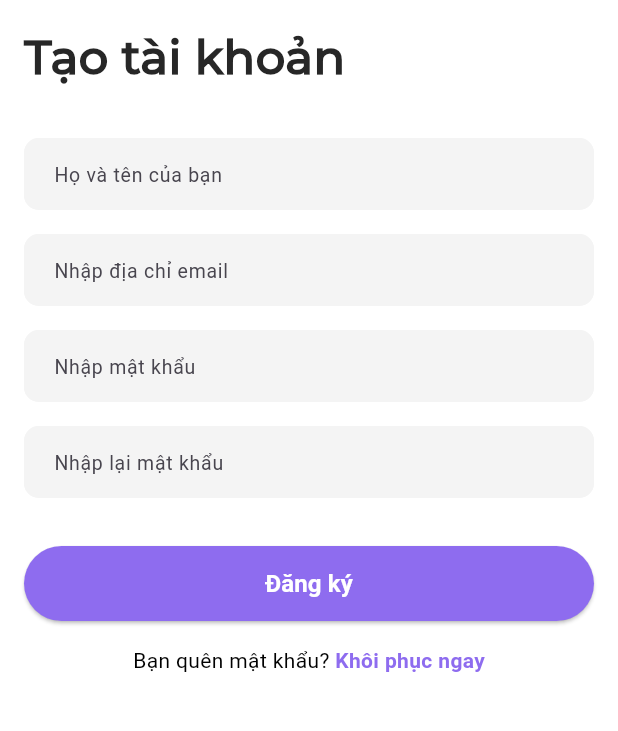
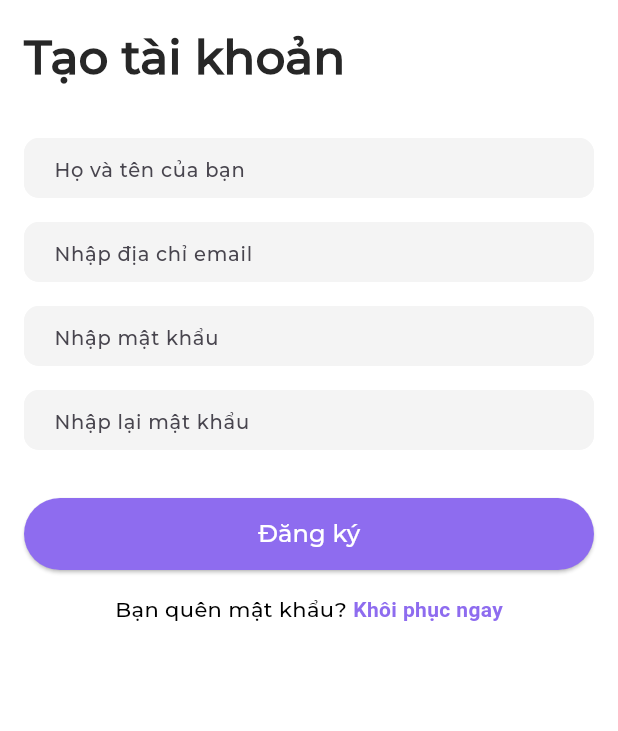
Before and after one commit to powdevlin12/ecommerce_app, a Flutter app: the screen it shows after launch, after a tap on "Bạn chưa có tài khoản?", on a phone screen of 412 x 824 dp, the part 102-833 px from its top. Run offline on Flutter 3.47's test engine with Material 3 defaults, Android fonts, the phone set to English and light mode, and no system bars; our stand-ins replace bloc, cached_network_image, dio, equatable, flutter_bloc, flutter_svg and 5 more; missing offline and left inert: dart:ffi; network calls fail; project files that could hold a hidden picture were left out.

Commit message:
style : responsive

```diff
--- a/lib/screens/auth/signup/signup.dart
+++ b/lib/screens/auth/signup/signup.dart
@@ -165,7 +165,8 @@ class _SignupState extends State<Signup> {
                   child: Text.rich(
                     TextSpan(
                       text: 'Bạn quên mật khẩu? ',
-                      style: const TextStyle(color: Colors.black),
+                      style: const TextStyle(
+                          color: Colors.black, fontFamily: 'Regular'),
                       children: [
                         TextSpan(
                           text: 'Khôi phục ngay',
--- a/lib/screens/main/home/widgets/category_home.dart
+++ b/lib/screens/main/home/widgets/category_home.dart
@@ -15,7 +15,7 @@ class CategoryHome extends StatelessWidget {
   const CategoryHome(
       {super.key, required this.listCategory, required this.status});
 
-  static double sizeItem = Responsive.scale(50);
+  static double sizeItem = Responsive.scale(56);
 
   @override
   Widget build(BuildContext context) {
--- a/lib/screens/main/my-discount/my_discount_screen.dart
+++ b/lib/screens/main/my-discount/my_discount_screen.dart
@@ -3,7 +3,6 @@ import 'package:ercomerce_app/configs/colors.dart';
 import 'package:ercomerce_app/configs/size.dart';
 import 'package:ercomerce_app/enum/status_enum.dart';
 import 'package:ercomerce_app/models/product/discount.model.dart';
-import 'package:ercomerce_app/models/service/model_result_api.dart';
 import 'package:ercomerce_app/models/service/model_result_pagination_api.dart';
 import 'package:ercomerce_app/routes/app_routes.dart';
 import 'package:ercomerce_app/screens/main/my-discount/widgets/list_my_discount.dart';
--- a/lib/screens/main/my-discount/widgets/item_my_discount.dart
+++ b/lib/screens/main/my-discount/widgets/item_my_discount.dart
@@ -99,7 +99,7 @@ class ItemMyDiscount extends StatelessWidget {
       ),
       builder: (context) {
         return Padding(
-          padding: EdgeInsets.symmetric(horizontal: Responsive.scale(0)),
+          padding: EdgeInsets.symmetric(vertical: Responsive.scale(12)),
           child: Column(
             mainAxisSize: MainAxisSize.min,
             children: [
--- a/lib/screens/main/my-discount/widgets/list_my_discount.dart
+++ b/lib/screens/main/my-discount/widgets/list_my_discount.dart
@@ -72,11 +72,12 @@ class ListMyDiscount extends StatelessWidget {
                           );
                         }
                         DiscountModel discount = listDiscount[index];
-                        if (!discount.isDelete)
+                        if (!discount.isDelete) {
                           return ItemMyDiscount(
                             discount: discount,
                             onRefresh: onRefresh,
                           );
+                        }
                         return null;
                       },
                     ),
--- a/lib/widgets/button_widget.dart
+++ b/lib/widgets/button_widget.dart
@@ -1,5 +1,6 @@
 import 'package:ercomerce_app/configs/colors.dart';
 import 'package:ercomerce_app/utils/convert_color.dart';
+import 'package:ercomerce_app/utils/responsive.dart';
 import 'package:flutter/material.dart';
 
 class ButtonWidget extends StatelessWidget {
@@ -8,7 +9,7 @@ class ButtonWidget extends StatelessWidget {
   final Color? backgroundColor;
   final Color? textColor;
   final double? borderRadius;
-  final double? height;
+  final int? height;
   final double? width;
   final TextStyle? textStyle;
   final bool? isLoading;
@@ -20,8 +21,8 @@ class ButtonWidget extends StatelessWidget {
       required this.onPressed,
       this.backgroundColor,
       this.textColor = Colors.white,
-      this.borderRadius = 32.0,
-      this.height = 50.0,
+      this.borderRadius,
+      this.height,
       this.width = double.infinity,
       this.textStyle,
       this.isLoading = false,
@@ -29,15 +30,17 @@ class ButtonWidget extends StatelessWidget {
 
   @override
   Widget build(BuildContext context) {
+    Responsive.init(context);
     return SizedBox(
-      height: height,
+      height: Responsive.scale(height ?? 50),
       width: width,
       child: ElevatedButton(
         onPressed: onPressed,
         style: ElevatedButton.styleFrom(
           backgroundColor: (backgroundColor ?? primaryColor),
           shape: RoundedRectangleBorder(
-            borderRadius: BorderRadius.circular(borderRadius!),
+            borderRadius:
+                BorderRadius.circular(borderRadius ?? Responsive.scale(32)),
           ),
         ),
         child: !isLoading!
@@ -53,7 +56,7 @@ class ButtonWidget extends StatelessWidget {
                                 color: textColor,
                                 fontSize: 16,
                                 fontWeight: FontWeight.w600,
-                            ),
+                                fontFamily: 'Regular'),
                       )
                     ],
                   )
@@ -64,7 +67,7 @@ class ButtonWidget extends StatelessWidget {
                             color: textColor,
                             fontSize: 16,
                             fontWeight: FontWeight.w600,
-                        ),
+                            fontFamily: 'Regular'),
                   ))
             : CircularProgressIndicator(
                 color: subBgColor,
--- a/lib/widgets/text_field_widget.dart
+++ b/lib/widgets/text_field_widget.dart
@@ -1,5 +1,3 @@
-import 'dart:ffi';
-
 import 'package:ercomerce_app/configs/colors.dart';
 import 'package:ercomerce_app/configs/size.dart';
 import 'package:ercomerce_app/utils/convert_color.dart';
@@ -40,7 +38,7 @@ class TextFieldWidget extends StatelessWidget {
   @override
   Widget build(BuildContext context) {
     return SizedBox(
-      // height: height ?? 48,
+      height: height ?? Responsive.scale(42),
       child: TextFormField(
         controller: controller,
         maxLines: maxLines ?? 1,
@@ -51,12 +49,15 @@ class TextFieldWidget extends StatelessWidget {
         validator: validator,
         decoration: InputDecoration(
           labelText: label,
-          labelStyle: TextStyle(fontSize: Responsive.scale(14)),
+          labelStyle:
+              TextStyle(fontSize: Responsive.scale(14), fontFamily: 'Regular'),
           contentPadding: const EdgeInsets.symmetric(
               vertical: 12, horizontal: kPaddingHorizontal),
           hintText: hintText ?? "",
           hintStyle: TextStyle(
-              fontWeight: FontWeight.w400, fontSize: Responsive.scale(14)),
+              fontWeight: FontWeight.w400,
+              fontSize: Responsive.scale(14),
+              fontFamily: 'Regular'),
           prefixIcon: prefixIcon != null ? Icon(prefixIcon) : null,
           suffixIcon: suffixIcon != null ? Icon(suffixIcon) : null,
           border: OutlineInputBorder(
```
Lines whose indentation alone changed are shown as unchanged.
